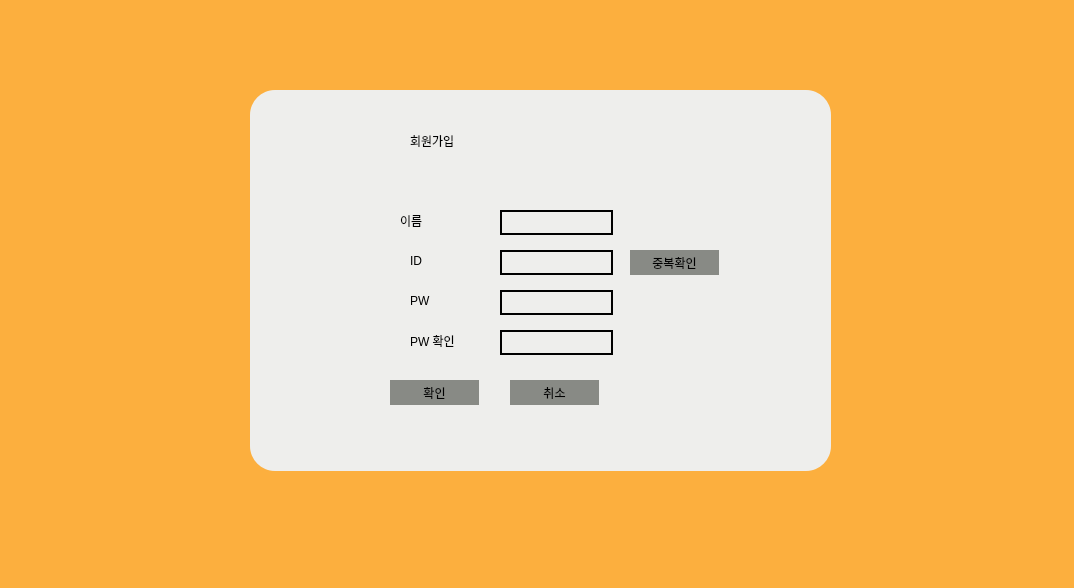
Above: student.ui from YangwonChoi/eduwill before the change. Below: the same form after it.
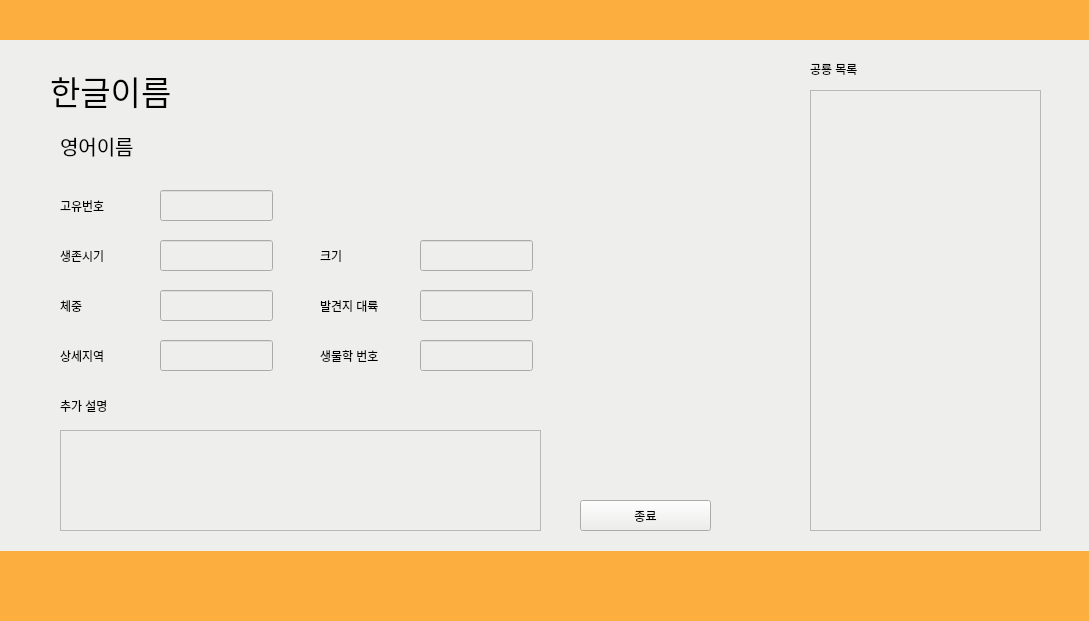
That is the form after the change.

What changed in the file:
```diff
--- a/student.ui
+++ b/student.ui
@@ -6,8 +6,8 @@
    <rect>
     <x>0</x>
     <y>0</y>
-    <width>1074</width>
-    <height>588</height>
+    <width>1089</width>
+    <height>621</height>
    </rect>
   </property>
   <property name="windowTitle">
@@ -491,6 +491,570 @@
      </property>
     </widget>
    </widget>
+   <widget class="QWidget" name="menu_widget" native="true">
+    <property name="geometry">
+     <rect>
+      <x>0</x>
+      <y>40</y>
+      <width>1091</width>
+      <height>511</height>
+     </rect>
+    </property>
+    <property name="styleSheet">
+     <string notr="true">background-color: rgb(238, 238, 236);</string>
+    </property>
+    <widget class="QWidget" name="gridLayoutWidget">
+     <property name="geometry">
+      <rect>
+       <x>0</x>
+       <y>0</y>
+       <width>1091</width>
+       <height>511</height>
+      </rect>
+     </property>
+     <layout class="QGridLayout" name="gridLayout">
+      <item row="1" column="2">
+       <widget class="QWidget" name="widget_4" native="true">
+        <widget class="QPushButton" name="quiz_btn">
+         <property name="geometry">
+          <rect>
+           <x>-10</x>
+           <y>0</y>
+           <width>551</width>
+           <height>261</height>
+          </rect>
+         </property>
+         <property name="font">
+          <font>
+           <pointsize>40</pointsize>
+          </font>
+         </property>
+         <property name="text">
+          <string>Quiz</string>
+         </property>
+        </widget>
+       </widget>
+      </item>
+      <item row="1" column="1">
+       <widget class="QWidget" name="widget_3" native="true">
+        <widget class="QPushButton" name="learn_btn">
+         <property name="geometry">
+          <rect>
+           <x>-30</x>
+           <y>0</y>
+           <width>581</width>
+           <height>261</height>
+          </rect>
+         </property>
+         <property name="font">
+          <font>
+           <pointsize>40</pointsize>
+          </font>
+         </property>
+         <property name="acceptDrops">
+          <bool>false</bool>
+         </property>
+         <property name="autoFillBackground">
+          <bool>false</bool>
+         </property>
+         <property name="styleSheet">
+          <string notr="true"/>
+         </property>
+         <property name="inputMethodHints">
+          <set>Qt::ImhNone</set>
+         </property>
+         <property name="text">
+          <string>학습하기</string>
+         </property>
+         <property name="autoRepeat">
+          <bool>false</bool>
+         </property>
+         <property name="autoExclusive">
+          <bool>false</bool>
+         </property>
+         <property name="autoDefault">
+          <bool>false</bool>
+         </property>
+         <property name="default">
+          <bool>false</bool>
+         </property>
+         <property name="flat">
+          <bool>false</bool>
+         </property>
+        </widget>
+       </widget>
+      </item>
+      <item row="2" column="2">
+       <widget class="QWidget" name="widget_6" native="true">
+        <widget class="QPushButton" name="chat_btn">
+         <property name="geometry">
+          <rect>
+           <x>-10</x>
+           <y>-10</y>
+           <width>551</width>
+           <height>261</height>
+          </rect>
+         </property>
+         <property name="font">
+          <font>
+           <pointsize>40</pointsize>
+          </font>
+         </property>
+         <property name="text">
+          <string>상담</string>
+         </property>
+        </widget>
+       </widget>
+      </item>
+      <item row="2" column="1">
+       <widget class="QWidget" name="widget_5" native="true">
+        <widget class="QPushButton" name="qa_btn">
+         <property name="geometry">
+          <rect>
+           <x>0</x>
+           <y>-10</y>
+           <width>551</width>
+           <height>261</height>
+          </rect>
+         </property>
+         <property name="font">
+          <font>
+           <pointsize>40</pointsize>
+          </font>
+         </property>
+         <property name="text">
+          <string>Q/A</string>
+         </property>
+        </widget>
+       </widget>
+      </item>
+     </layout>
+    </widget>
+   </widget>
+   <widget class="QWidget" name="learn_widget" native="true">
+    <property name="geometry">
+     <rect>
+      <x>0</x>
+      <y>40</y>
+      <width>1091</width>
+      <height>511</height>
+     </rect>
+    </property>
+    <property name="styleSheet">
+     <string notr="true">background-color: rgb(238, 238, 236);</string>
+    </property>
+    <widget class="QWidget" name="lean_menu_widget" native="true">
+     <property name="geometry">
+      <rect>
+       <x>30</x>
+       <y>0</y>
+       <width>1031</width>
+       <height>511</height>
+      </rect>
+     </property>
+     <widget class="QWidget" name="verticalLayoutWidget">
+      <property name="geometry">
+       <rect>
+        <x>310</x>
+        <y>100</y>
+        <width>361</width>
+        <height>411</height>
+       </rect>
+      </property>
+      <layout class="QVBoxLayout" name="lean_vbox">
+       <item>
+        <widget class="QPushButton" name="title_btn">
+         <property name="font">
+          <font>
+           <pointsize>15</pointsize>
+          </font>
+         </property>
+         <property name="text">
+          <string>공룡</string>
+         </property>
+        </widget>
+       </item>
+      </layout>
+     </widget>
+     <widget class="QLabel" name="label">
+      <property name="geometry">
+       <rect>
+        <x>100</x>
+        <y>20</y>
+        <width>841</width>
+        <height>71</height>
+       </rect>
+      </property>
+      <property name="font">
+       <font>
+        <pointsize>20</pointsize>
+       </font>
+      </property>
+      <property name="text">
+       <string>주제를 선택해 주세요</string>
+      </property>
+     </widget>
+    </widget>
+    <widget class="QWidget" name="dino_widget" native="true">
+     <property name="geometry">
+      <rect>
+       <x>30</x>
+       <y>0</y>
+       <width>1031</width>
+       <height>511</height>
+      </rect>
+     </property>
+     <widget class="QLabel" name="kor_name">
+      <property name="geometry">
+       <rect>
+        <x>20</x>
+        <y>20</y>
+        <width>681</width>
+        <height>61</height>
+       </rect>
+      </property>
+      <property name="font">
+       <font>
+        <pointsize>25</pointsize>
+       </font>
+      </property>
+      <property name="text">
+       <string>한글이름</string>
+      </property>
+     </widget>
+     <widget class="QLineEdit" name="dino_t">
+      <property name="enabled">
+       <bool>false</bool>
+      </property>
+      <property name="geometry">
+       <rect>
+        <x>130</x>
+        <y>200</y>
+        <width>113</width>
+        <height>31</height>
+       </rect>
+      </property>
+      <property name="mouseTracking">
+       <bool>true</bool>
+      </property>
+      <property name="styleSheet">
+       <string notr="true">color: rgb(46, 52, 54);</string>
+      </property>
+      <property name="frame">
+       <bool>true</bool>
+      </property>
+     </widget>
+     <widget class="QLabel" name="label_12">
+      <property name="geometry">
+       <rect>
+        <x>30</x>
+        <y>200</y>
+        <width>91</width>
+        <height>31</height>
+       </rect>
+      </property>
+      <property name="text">
+       <string>생존시기</string>
+      </property>
+     </widget>
+     <widget class="QLineEdit" name="dino_f">
+      <property name="enabled">
+       <bool>false</bool>
+      </property>
+      <property name="geometry">
+       <rect>
+        <x>390</x>
+        <y>200</y>
+        <width>113</width>
+        <height>31</height>
+       </rect>
+      </property>
+      <property name="styleSheet">
+       <string notr="true">color: rgb(46, 52, 54);</string>
+      </property>
+      <property name="text">
+       <string/>
+      </property>
+     </widget>
+     <widget class="QLabel" name="label_13">
+      <property name="geometry">
+       <rect>
+        <x>290</x>
+        <y>200</y>
+        <width>91</width>
+        <height>31</height>
+       </rect>
+      </property>
+      <property name="text">
+       <string>크기</string>
+      </property>
+     </widget>
+     <widget class="QLabel" name="eng_name">
+      <property name="geometry">
+       <rect>
+        <x>30</x>
+        <y>90</y>
+        <width>681</width>
+        <height>31</height>
+       </rect>
+      </property>
+      <property name="font">
+       <font>
+        <pointsize>15</pointsize>
+       </font>
+      </property>
+      <property name="text">
+       <string>영어이름</string>
+      </property>
+     </widget>
+     <widget class="QListWidget" name="listWidget">
+      <property name="geometry">
+       <rect>
+        <x>780</x>
+        <y>50</y>
+        <width>231</width>
+        <height>441</height>
+       </rect>
+      </property>
+     </widget>
+     <widget class="QLabel" name="label_15">
+      <property name="geometry">
+       <rect>
+        <x>30</x>
+        <y>250</y>
+        <width>91</width>
+        <height>31</height>
+       </rect>
+      </property>
+      <property name="text">
+       <string>체중</string>
+      </property>
+     </widget>
+     <widget class="QLineEdit" name="dino_w">
+      <property name="enabled">
+       <bool>false</bool>
+      </property>
+      <property name="geometry">
+       <rect>
+        <x>130</x>
+        <y>250</y>
+        <width>113</width>
+        <height>31</height>
+       </rect>
+      </property>
+      <property name="mouseTracking">
+       <bool>true</bool>
+      </property>
+      <property name="styleSheet">
+       <string notr="true">color: rgb(46, 52, 54);</string>
+      </property>
+      <property name="frame">
+       <bool>true</bool>
+      </property>
+     </widget>
+     <widget class="QLabel" name="label_16">
+      <property name="geometry">
+       <rect>
+        <x>290</x>
+        <y>250</y>
+        <width>91</width>
+        <height>31</height>
+       </rect>
+      </property>
+      <property name="text">
+       <string>발견지 대륙</string>
+      </property>
+     </widget>
+     <widget class="QLineEdit" name="dino_d">
+      <property name="enabled">
+       <bool>false</bool>
+      </property>
+      <property name="geometry">
+       <rect>
+        <x>390</x>
+        <y>250</y>
+        <width>113</width>
+        <height>31</height>
+       </rect>
+      </property>
+      <property name="mouseTracking">
+       <bool>true</bool>
+      </property>
+      <property name="styleSheet">
+       <string notr="true">color: rgb(46, 52, 54);</string>
+      </property>
+      <property name="text">
+       <string/>
+      </property>
+      <property name="frame">
+       <bool>true</bool>
+      </property>
+     </widget>
+     <widget class="QLabel" name="label_17">
+      <property name="geometry">
+       <rect>
+        <x>30</x>
+        <y>150</y>
+        <width>91</width>
+        <height>31</height>
+       </rect>
+      </property>
+      <property name="text">
+       <string>고유번호</string>
+      </property>
+     </widget>
+     <widget class="QLineEdit" name="dino_num">
+      <property name="enabled">
+       <bool>false</bool>
+      </property>
+      <property name="geometry">
+       <rect>
+        <x>130</x>
+        <y>150</y>
+        <width>113</width>
+        <height>31</height>
+       </rect>
+      </property>
+      <property name="mouseTracking">
+       <bool>true</bool>
+      </property>
+      <property name="styleSheet">
+       <string notr="true">color: rgb(46, 52, 54);</string>
+      </property>
+      <property name="text">
+       <string/>
+      </property>
+      <property name="frame">
+       <bool>true</bool>
+      </property>
+     </widget>
+     <widget class="QLineEdit" name="dino_a">
+      <property name="enabled">
+       <bool>false</bool>
+      </property>
+      <property name="geometry">
+       <rect>
+        <x>130</x>
+        <y>300</y>
+        <width>113</width>
+        <height>31</height>
+       </rect>
+      </property>
+      <property name="mouseTracking">
+       <bool>true</bool>
+      </property>
+      <property name="styleSheet">
+       <string notr="true">color: rgb(46, 52, 54);</string>
+      </property>
+      <property name="text">
+       <string/>
+      </property>
+      <property name="frame">
+       <bool>true</bool>
+      </property>
+     </widget>
+     <widget class="QLabel" name="label_18">
+      <property name="geometry">
+       <rect>
+        <x>30</x>
+        <y>300</y>
+        <width>91</width>
+        <height>31</height>
+       </rect>
+      </property>
+      <property name="text">
+       <string>상세지역</string>
+      </property>
+     </widget>
+     <widget class="QLabel" name="label_19">
+      <property name="geometry">
+       <rect>
+        <x>290</x>
+        <y>300</y>
+        <width>91</width>
+        <height>31</height>
+       </rect>
+      </property>
+      <property name="text">
+       <string>생물학 번호</string>
+      </property>
+     </widget>
+     <widget class="QLineEdit" name="dino_type">
+      <property name="enabled">
+       <bool>false</bool>
+      </property>
+      <property name="geometry">
+       <rect>
+        <x>390</x>
+        <y>300</y>
+        <width>113</width>
+        <height>31</height>
+       </rect>
+      </property>
+      <property name="mouseTracking">
+       <bool>true</bool>
+      </property>
+      <property name="styleSheet">
+       <string notr="true">color: rgb(46, 52, 54);</string>
+      </property>
+      <property name="text">
+       <string/>
+      </property>
+      <property name="frame">
+       <bool>true</bool>
+      </property>
+     </widget>
+     <widget class="QLabel" name="label_20">
+      <property name="geometry">
+       <rect>
+        <x>30</x>
+        <y>350</y>
+        <width>91</width>
+        <height>31</height>
+       </rect>
+      </property>
+      <property name="text">
+       <string>추가 설명</string>
+      </property>
+     </widget>
+     <widget class="QTextBrowser" name="dino_info">
+      <property name="geometry">
+       <rect>
+        <x>30</x>
+        <y>390</y>
+        <width>481</width>
+        <height>101</height>
+       </rect>
+      </property>
+     </widget>
+     <widget class="QLabel" name="label_11">
+      <property name="geometry">
+       <rect>
+        <x>780</x>
+        <y>20</y>
+        <width>67</width>
+        <height>17</height>
+       </rect>
+      </property>
+      <property name="text">
+       <string>공룡 목록</string>
+      </property>
+     </widget>
+     <widget class="QPushButton" name="lean_exit_btn">
+      <property name="geometry">
+       <rect>
+        <x>550</x>
+        <y>460</y>
+        <width>131</width>
+        <height>31</height>
+       </rect>
+      </property>
+      <property name="text">
+       <string>종료</string>
+      </property>
+     </widget>
+    </widget>
+   </widget>
   </widget>
   <widget class="QMenuBar" name="menubar">
    <property name="geometry">
```
Left out of the diff: 2 changed lines with no effect on the pictures.
